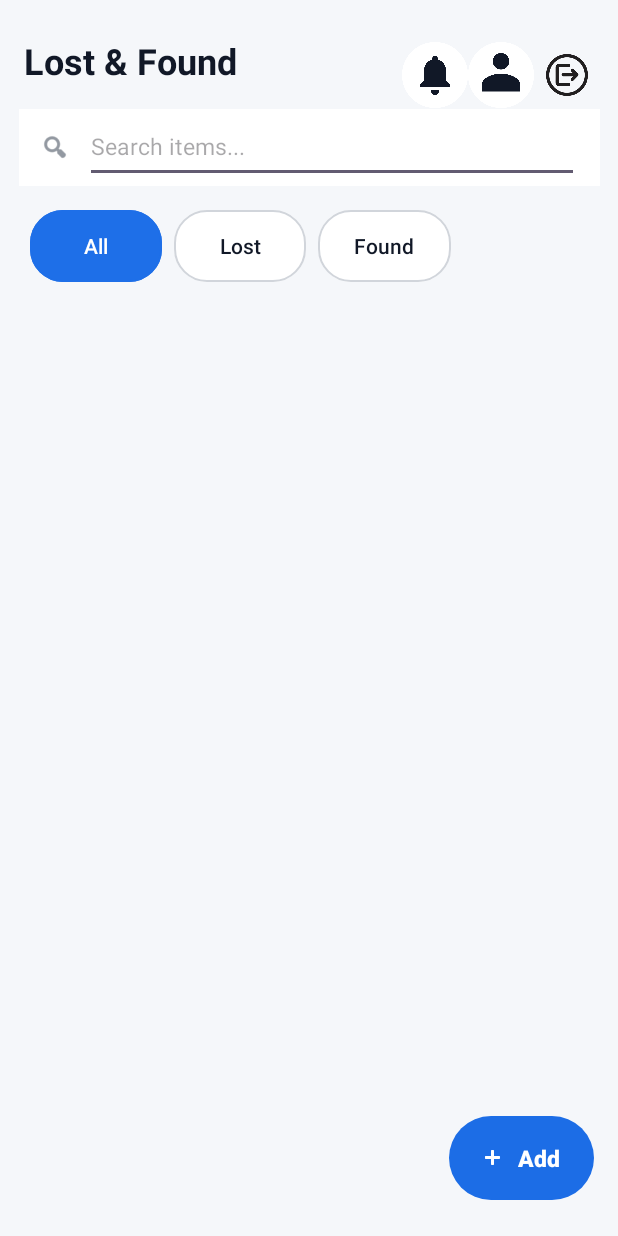
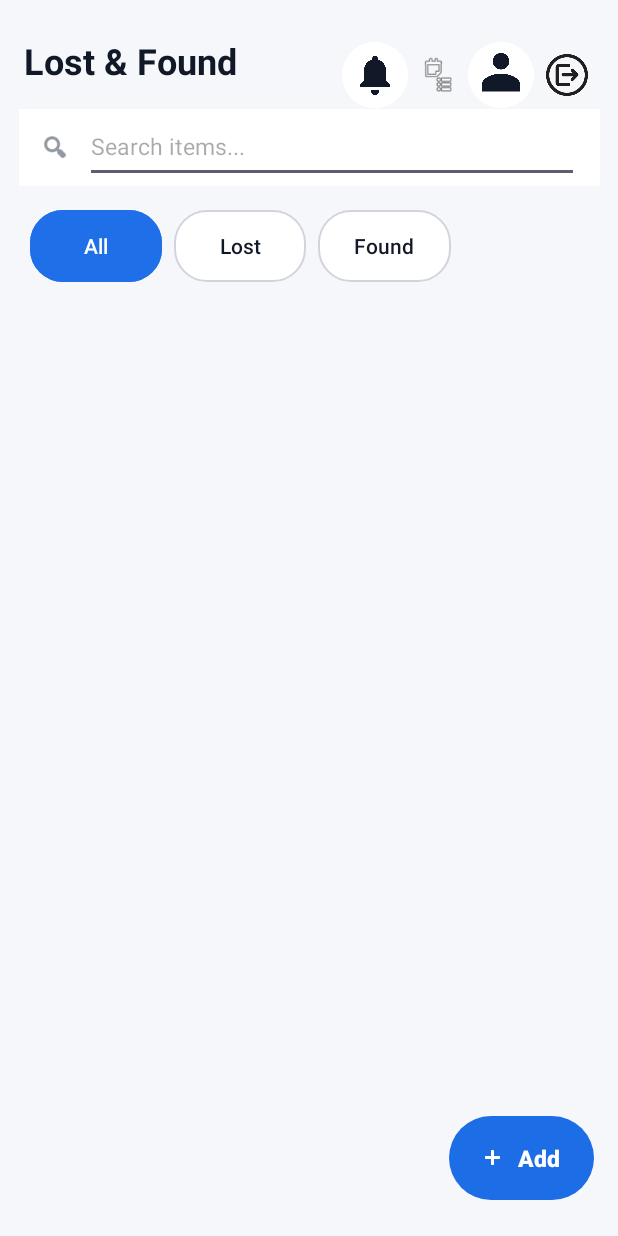
Before and after one commit to SOHA44/Mobile-Computing-project, an Android app: the HomeActivity screen opened directly, with no data from a screen before it, on a phone screen of 412 x 824 dp. Run offline under Robolectric (Android 15) with nearby library versions, the phone set to English and light mode, and no system bars; our stand-ins replace Room's generated code.

Commit message:
All Claim Logic Done✅

```diff
--- a/app/src/main/java/com/example/myapplication/HomeActivity.kt
+++ b/app/src/main/java/com/example/myapplication/HomeActivity.kt
@@ -104,6 +104,7 @@ class HomeActivity : AppCompatActivity() {
         val profile =findViewById<View>(R.id.profile)
         val log_out = findViewById<View>(R.id.logout)
         val notification =findViewById<View>(R.id.notification)
+        val receivedClaims =findViewById<View>(R.id.receivedClaims)
         val search =findViewById<EditText>(R.id.search)
 
         val all=findViewById<Button>(R.id.all)
@@ -137,6 +138,13 @@ class HomeActivity : AppCompatActivity() {
             notificationIntent.putExtra("userId", currentuserId)
             startActivity(notificationIntent)
         }
+
+        receivedClaims.setOnClickListener {
+            val claimsIntent = Intent(this@HomeActivity, ReceivedClaimsActivity::class.java)
+            claimsIntent.putExtra("userId", currentuserId)
+            startActivity(claimsIntent)
+        }
+
 
 
         adding_item.setOnClickListener {
--- a/app/src/main/java/com/example/myapplication/claim_dao.kt
+++ b/app/src/main/java/com/example/myapplication/claim_dao.kt
@@ -31,6 +31,9 @@ interface claim_dao {
     @Query("SELECT claims.* FROM claims JOIN items ON claims.itemId = items.id WHERE items.ownerUserId = :userId")
     suspend fun getClaimsForOwner(userId: Int): List<Claim>
 
+    @Query("UPDATE claims SET status = 'REJECTED' WHERE itemId = :itemId AND id != :claimId")
+    suspend fun rejectOther(itemId: Int,claimId: Int)
+
     @Update
     suspend fun updateClaim(claim: Claim)
 
--- a/app/src/main/res/layout/activity_home.xml
+++ b/app/src/main/res/layout/activity_home.xml
@@ -28,9 +28,21 @@
         android:layout_width="44dp"
         android:layout_height="44dp"
         android:layout_marginTop="28dp"
+        android:contentDescription="Notifications"
+        app:layout_constraintEnd_toStartOf="@+id/receivedClaims"
+        app:layout_constraintTop_toTopOf="parent"
+        app:srcCompat="@drawable/notification" />
+
+    <ImageView
+        android:id="@+id/receivedClaims"
+        android:layout_width="40dp"
+        android:layout_height="44dp"
+        android:layout_marginTop="28dp"
+        android:padding="7dp"
+        android:contentDescription="Received Claims"
         app:layout_constraintEnd_toStartOf="@+id/profile"
         app:layout_constraintTop_toTopOf="parent"
-        app:srcCompat="@drawable/notification" />
+        app:srcCompat="@android:drawable/ic_menu_agenda" />
 
     <ImageView
         android:id="@+id/profile"
```
Also changed, not shown: app/src/main/java/com/example/myapplication/ReceivedClaimsActivity.kt (+55 -7 lines), app/src/main/res/layout/item_claim.xml (+34 -0 lines).
